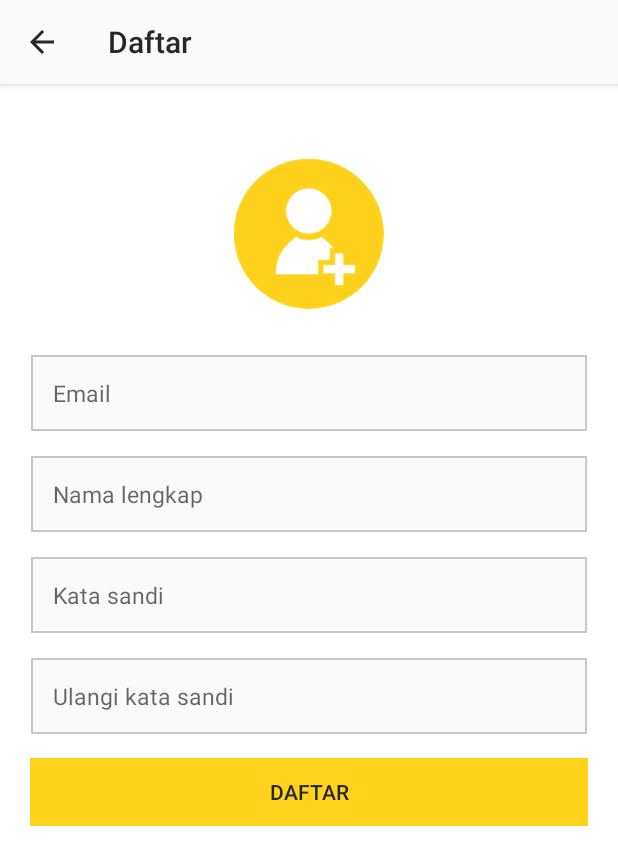
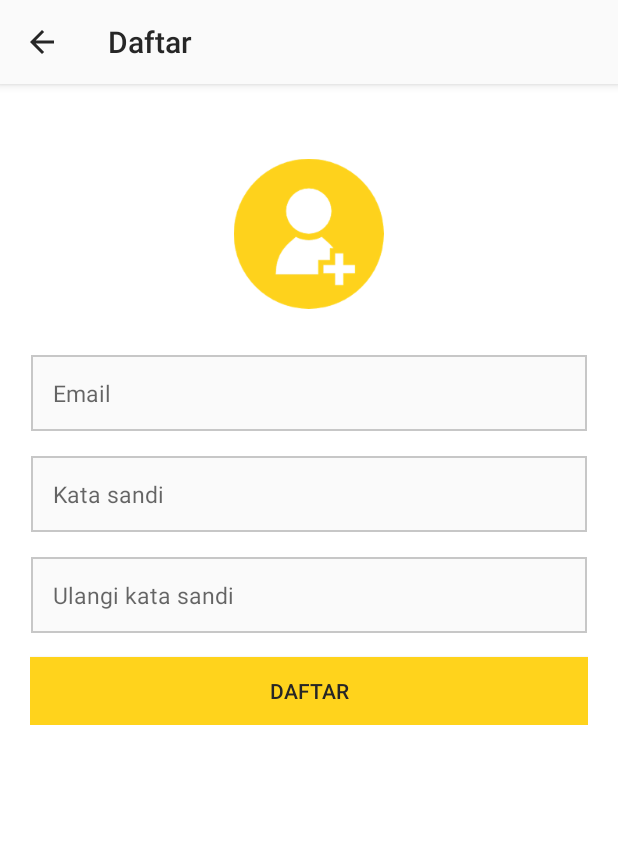
Before and after one commit to ziterz/marlo-native, an Android app: the UserRegisterActivity screen opened directly, with no data from a screen before it, on a phone screen of 412 x 824 dp. Shown: the top 865 px of the screen. Run offline under Robolectric (Android 15) with nearby library versions, the phone set to English and light mode, and no system bars; our stand-ins replace Firebase (no records; nobody signed in at launch, a user with empty details on screens opened directly).

Commit message:
Buang field nama di halaman register

```diff
--- a/app/src/main/AndroidManifest.xml
+++ b/app/src/main/AndroidManifest.xml
@@ -44,15 +44,15 @@
             android:label="@string/title_beranda"
             android:theme="@style/AppTheme.NoActionBar" />
         <activity
-            android:name="com.ziterz.marlo.User.LoginActivity"
+            android:name="com.ziterz.marlo.User.UserLoginActivity"
             android:label="@string/title_activity_login" />
         <activity
             android:name="com.ziterz.marlo.User.UserRegisterActivity"
             android:label="@string/daftar_akun"
-            android:parentActivityName="com.ziterz.marlo.User.LoginActivity">
+            android:parentActivityName="com.ziterz.marlo.User.UserLoginActivity">
             <meta-data
                 android:name="android.support.PARENT_ACTIVITY"
-                android:value="com.ziterz.marlo.User.LoginActivity" />
+                android:value="com.ziterz.marlo.User.UserLoginActivity" />
         </activity>
         <activity
             android:name="com.ziterz.marlo.User.UserSearchActivity"
--- a/app/src/main/java/com/ziterz/marlo/User/Fragment/AccountFragment.java
+++ b/app/src/main/java/com/ziterz/marlo/User/Fragment/AccountFragment.java
@@ -21,7 +21,7 @@ import com.google.firebase.auth.FirebaseAuth;
 
 import com.ziterz.marlo.User.FeedbackActivity;
 import com.ziterz.marlo.User.SyaratActivity;
-import com.ziterz.marlo.User.LoginActivity;
+import com.ziterz.marlo.User.UserLoginActivity;
 import com.ziterz.marlo.R;
 
 /**
@@ -64,7 +64,7 @@ public class AccountFragment extends Fragment {
             public void onClick(View v) {
                 FirebaseAuth.getInstance().signOut();
                 Toast.makeText(getActivity(),"Berhasil keluar",Toast.LENGTH_LONG).show();
-                Intent i = new Intent(getActivity(), LoginActivity.class);
+                Intent i = new Intent(getActivity(), UserLoginActivity.class);
                 startActivity(i);
             }
         });
--- a/app/src/main/java/com/ziterz/marlo/User/Intro/WelcomeActivity.java
+++ b/app/src/main/java/com/ziterz/marlo/User/Intro/WelcomeActivity.java
@@ -19,7 +19,7 @@ import android.widget.LinearLayout;
 import android.widget.TextView;
 
 import com.ziterz.marlo.R;
-import com.ziterz.marlo.User.LoginActivity;
+import com.ziterz.marlo.User.UserLoginActivity;
 
 public class WelcomeActivity extends AppCompatActivity {
 
@@ -119,7 +119,7 @@ public class WelcomeActivity extends AppCompatActivity {
 
     private void launchHomeScreen() {
         prefManager.setFirstTimeLaunch(false);
-        startActivity(new Intent(WelcomeActivity.this, LoginActivity.class));
+        startActivity(new Intent(WelcomeActivity.this, UserLoginActivity.class));
         finish();
     }
 
--- a/app/src/main/res/layout/activity_user_login.xml
+++ b/app/src/main/res/layout/activity_user_login.xml
@@ -4,7 +4,7 @@
     xmlns:android="http://schemas.android.com/apk/res/android"
     xmlns:app="http://schemas.android.com/apk/res-auto"
     xmlns:tools="http://schemas.android.com/tools"
-    tools:context="com.ziterz.marlo.User.LoginActivity"
+    tools:context="com.ziterz.marlo.User.UserLoginActivity"
     android:background="@color/colorBackground">
     <RelativeLayout
         android:layout_width="match_parent"
--- a/app/src/main/res/layout/activity_user_register.xml
+++ b/app/src/main/res/layout/activity_user_register.xml
@@ -39,17 +39,17 @@
             android:layout_marginTop="30dp"/>
 
 
-        <EditText
-            android:id="@+id/nama_signup"
-            android:layout_width="match_parent"
-            android:layout_height="wrap_content"
-            android:background="@drawable/border_login"
-            android:padding="15dp"
-            android:textSize="15sp"
-            android:ems="10"
-            android:inputType="textPersonName|textCapWords"
-            android:hint="Nama lengkap"
-            android:layout_marginTop="15dp"/>
+        <!--<EditText-->
+            <!--android:id="@+id/nama_signup"-->
+            <!--android:layout_width="match_parent"-->
+            <!--android:layout_height="wrap_content"-->
+            <!--android:background="@drawable/border_login"-->
+            <!--android:padding="15dp"-->
+            <!--android:textSize="15sp"-->
+            <!--android:ems="10"-->
+            <!--android:inputType="textPersonName|textCapWords"-->
+            <!--android:hint="Nama lengkap"-->
+            <!--android:layout_marginTop="15dp"/>-->
 
         <EditText
             android:id="@+id/password_signup"
--- a/build.gradle
+++ b/build.gradle
@@ -5,7 +5,7 @@ buildscript {
         jcenter()
     }
     dependencies {
-        classpath 'com.android.tools.build:gradle:2.3.2'
+        classpath 'com.android.tools.build:gradle:2.3.3'
         classpath 'com.google.gms:google-services:3.0.0'
 
         // NOTE: Do not place your application dependencies here; they belong
```
